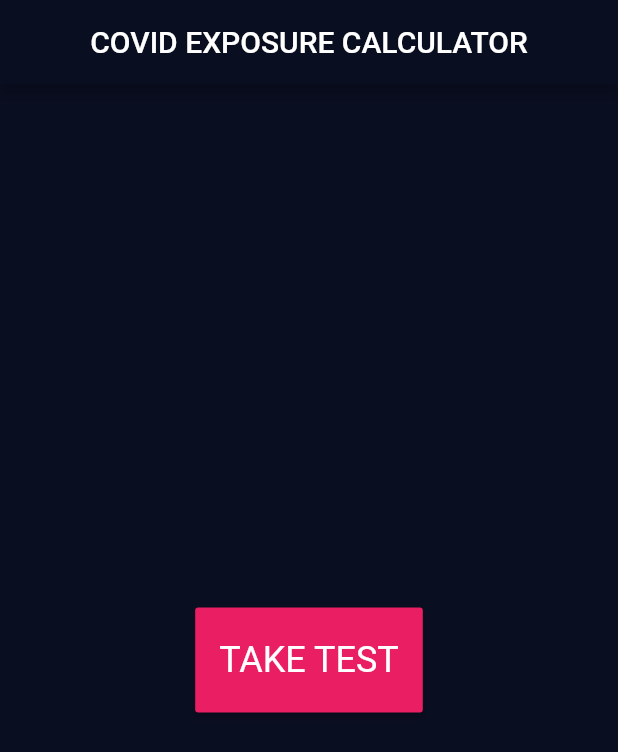
After one commit to abhi-kv29/COVID-RISK-FACTOR-CALCULATOR, a Flutter app: the screen it shows after launch, on a phone screen of 412 x 824 dp. The commit adds this screen. Shown: the top 752 px of the screen. Run offline on Flutter 3.47's test engine with Material 2 defaults, Android fonts, the phone set to English and light mode, and no system bars; our stand-ins replace font_awesome_flutter.

Commit message:
refactored code

```diff
--- /dev/null
+++ b/lib/home_screen.dart
@@ -0,0 +1,40 @@
+import 'package:flutter/material.dart';
+import 'input_page.dart';
+
+class HomePage extends StatefulWidget {
+  @override
+  _HomePageState createState() => _HomePageState();
+}
+
+class _HomePageState extends State<HomePage> {
+  @override
+  Widget build(BuildContext context) {
+    return Scaffold(
+      appBar: AppBar(
+        title: Text('COVID EXPOSURE CALCULATOR'),
+        centerTitle: true,
+      ),
+      body: Center(
+        child: ButtonTheme(
+          minWidth: 20.0,
+          height: 70.0,
+          child: RaisedButton(
+            onPressed: () {
+              Navigator.push(context,
+                  MaterialPageRoute(builder: (context) => InputPage()));
+            },
+            color: Colors.pink,
+            child: Text(
+              'TAKE TEST',
+              style: TextStyle(
+                fontSize: 24.0,
+                fontWeight: FontWeight.w400,
+                color: Colors.white,
+              ),
+            ),
+          ),
+        ),
+      ),
+    );
+  }
+}
--- a/lib/main.dart
+++ b/lib/main.dart
@@ -1,5 +1,5 @@
 import 'package:flutter/material.dart';
-import 'input_page.dart';
+import 'home_screen.dart';
 
 void main() => runApp(COVIDRFCalculator());
 
@@ -12,7 +12,7 @@ class COVIDRFCalculator extends StatelessWidget {
         primaryColor: Color(0xFF0A0E21),
         scaffoldBackgroundColor: Color(0xFF0A0E21),
       ),
-      home: InputPage(),
+      home: HomePage(),
     );
   }
 }
```
Also changed, not shown: lib/covid_page.dart (added, +87 -0 lines), lib/input_page.dart (+21 -5 lines).
